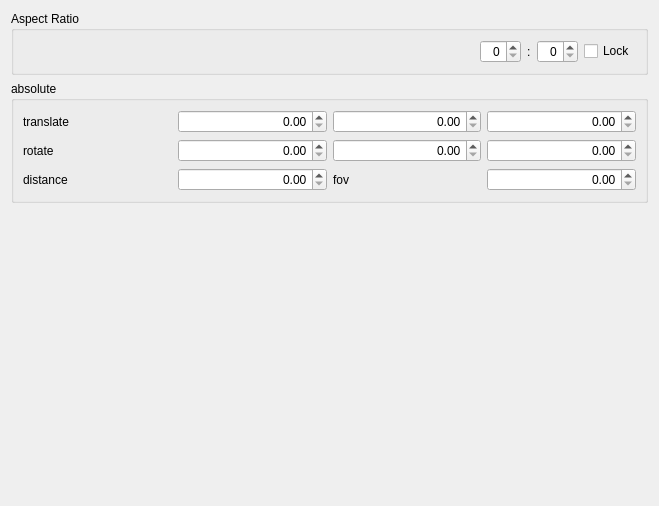
First picture: the form in src/gui/ViewportControl.ui, repository openscad/openscad, before the edit.
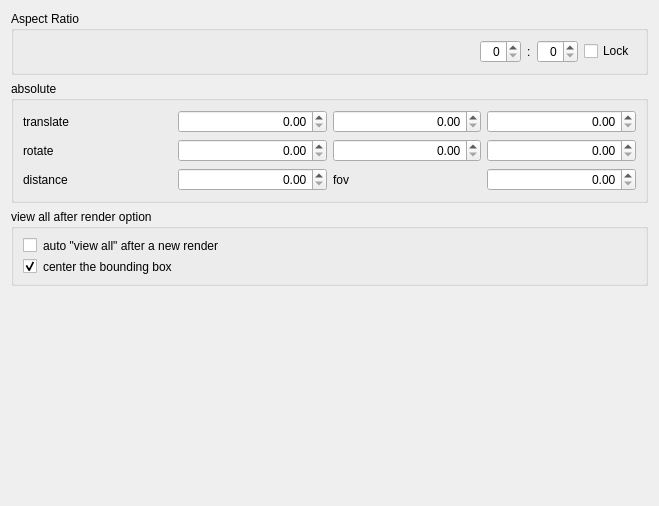
Second picture: the form after the edit.

Commit message: viewall/autocenter option via viewport controll implemented

```diff
--- a/src/gui/ViewportControl.ui
+++ b/src/gui/ViewportControl.ui
@@ -20,6 +20,19 @@
    <string>ViewportControlWidget</string>
   </property>
   <layout class="QGridLayout" name="gridLayout">
+   <item row="4" column="1">
+    <spacer name="verticalSpacer">
+     <property name="orientation">
+      <enum>Qt::Vertical</enum>
+     </property>
+     <property name="sizeHint" stdset="0">
+      <size>
+       <width>20</width>
+       <height>40</height>
+      </size>
+     </property>
+    </spacer>
+   </item>
    <item row="2" column="1">
     <widget class="QGroupBox" name="groupBoxAbsoluteCamera">
      <property name="title">
@@ -164,17 +177,46 @@
     </widget>
    </item>
    <item row="3" column="1">
-    <spacer name="verticalSpacer">
-     <property name="orientation">
-      <enum>Qt::Vertical</enum>
+    <widget class="QGroupBox" name="groupBox">
+     <property name="title">
+      <string>view all after render option</string>
      </property>
-     <property name="sizeHint" stdset="0">
-      <size>
-       <width>20</width>
-       <height>40</height>
-      </size>
-     </property>
-    </spacer>
+     <layout class="QFormLayout" name="formLayout_2">
+      <property name="labelAlignment">
+       <set>Qt::AlignRight|Qt::AlignTrailing|Qt::AlignVCenter</set>
+      </property>
+      <property name="formAlignment">
+       <set>Qt::AlignLeading|Qt::AlignLeft|Qt::AlignVCenter</set>
+      </property>
+      <item row="0" column="0">
+       <widget class="QCheckBox" name="e_viewAll"/>
+      </item>
+      <item row="0" column="1">
+       <widget class="QLabel" name="label_viewAll">
+        <property name="text">
+         <string>auto &quot;view all&quot; after a new render</string>
+        </property>
+       </widget>
+      </item>
+      <item row="1" column="1">
+       <widget class="QLabel" name="label_viewAllCenter">
+        <property name="toolTip">
+         <string>&lt;b&gt;checked:&lt;/b&gt; center the bounding box&lt;br /&gt;&lt;b&gt;unchecked:&lt;/b&gt; leave the absolute translate (vpt) untouched</string>
+        </property>
+        <property name="text">
+         <string>center the bounding box</string>
+        </property>
+       </widget>
+      </item>
+      <item row="1" column="0">
+       <widget class="QCheckBox" name="e_viewAllCenter">
+        <property name="checked">
+         <bool>true</bool>
+        </property>
+       </widget>
+      </item>
+     </layout>
+    </widget>
    </item>
   </layout>
   <action name="actionRowSelected">
```
The commit also changes 9 other files.
